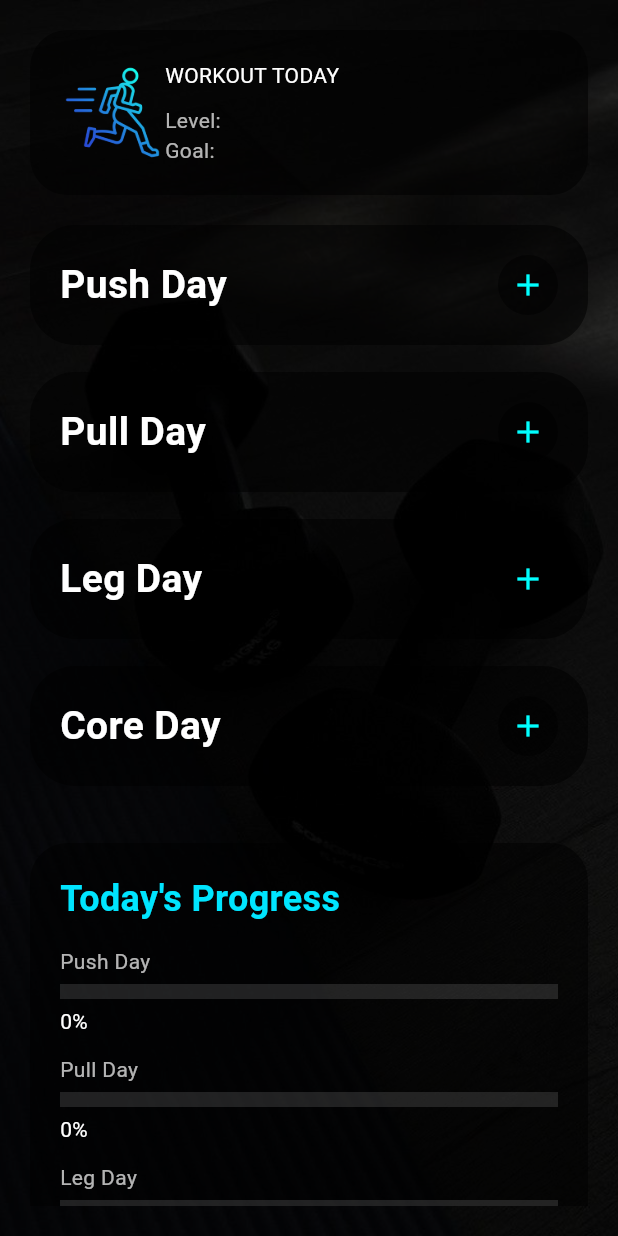
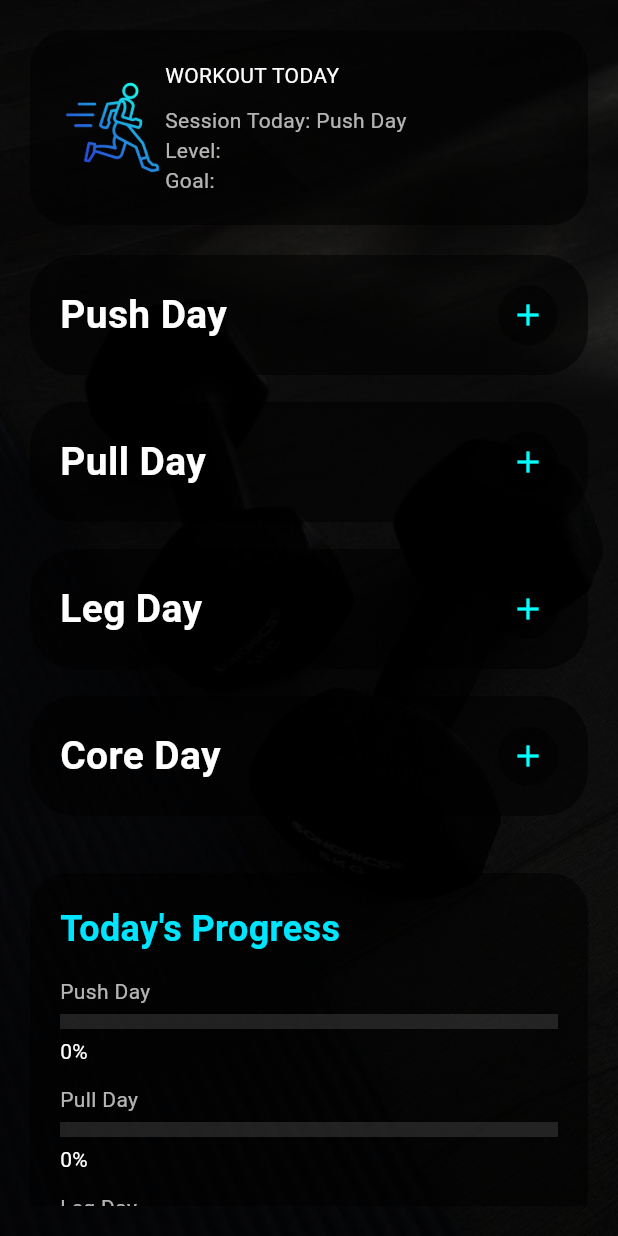
Before and after one commit to francisalkieru-tech/Workout-Tracker, a Flutter app: the Homepage screen opened directly with empty values, on a phone screen of 412 x 824 dp. Run offline on Flutter 3.47's test engine with Material 3 defaults, Android fonts, the phone set to English and light mode, and no system bars.

Commit message:
update homepage.dart

```diff
--- a/lib/Homepage.dart
+++ b/lib/Homepage.dart
@@ -27,10 +27,97 @@ class _HomepageState extends State<Homepage> {
     "Core Day": 0,
   };
 
+  final List<String> weekSchedule = [
+    "Push Day",
+    "Rest",
+    "Pull Day",
+    "Leg Day",
+    "Rest",
+    "Core Day",
+    "Rest"
+  ];
+
+  String getTodayWorkout() {
+    int weekday = DateTime.now().weekday;
+    return weekSchedule[weekday - 1];
+  }
+
   final Map<String, dynamic> workoutData = {
+    "Beginner" : {
+      "Lose Weight" : {
+        "Push Day": [
+        "Push-Ups, 3 sets of 8-10 reps",
+        "Incline Push-Ups, 3 sets of 10 reps",
+        "Shoulder Taps, 3 sets of 20 reps",
+        "Knee Push-Ups, 3 sets of 12 reps",
+        "Arm Circles, 3 sets of 30 secs"
+        ],
+
+        "Pull Day": [
+        "Superman Hold, 3 sets of 20 secs",
+        "Reverse Snow Angels, 3 sets of 10 reps",
+        "Prone Y Raises, 3 sets of 12 reps",
+        "Back Extensions, 3 sets of 10 reps",
+        "Arm Swings, 3 sets of 30 secs"
+        ],
+
+        "Leg Day": [
+        "Bodyweight Squats, 3 sets of 15 reps",
+        "Lunges, 3 sets of 10 each leg",
+        "Jump Squats, 3 sets of 10 reps",
+        "Wall Sit, 3 sets of 30 secs",
+        "Calf Raises, 3 sets of 15 reps"
+        ],
+
+        "Core Day": [
+        "Plank, 3 sets of 30 secs",
+        "Mountain Climbers, 3 sets of 30 secs",
+        "Crunches, 3 sets of 12 reps",
+        "Leg Raises, 3 sets of 10 reps",
+        "Russian Twists, 3 sets of 12 each side"
+        ],
+      },
+
+      "Gain Muscle": {
+        "Push Day": [
+        "Push-Ups, 3 sets of 10-12 reps",
+        "Incline Push-Ups, 3 sets of 10 reps",
+        "Pike Push-Ups, 3 sets of 8 reps",
+        "Diamond Push-Ups, 3 sets of 8 reps",
+        "Shoulder Taps, 3 sets of 20 reps"
+        ],
+
+        "Pull Day": [
+        "Superman Hold, 3 sets of 20 secs",
+        "Back Extensions, 3 sets of 10 reps",
+        "Reverse Snow Angels, 3 sets of 10 reps",
+        "Prone T Raises, 3 sets of 12 reps",
+        "Dead Hang (if available), 3 sets of 15 secs"
+        ],
+
+        "Leg Day": [
+        "Squats, 3 sets of 12-15 reps",
+        "Lunges, 3 sets of 10 each leg",
+        "Glute Bridges, 3 sets of 12 reps",
+        "Wall Sit, 3 sets of 30 secs",
+        "Calf Raises, 3 sets of 15 reps"
+        ],
+
+        "Core Day": [
+        "Plank, 3 sets of 30 secs",
+        "Leg Raises, 3 sets of 10 reps",
+        "Russian Twists, 3 sets of 12 each side",
+        "Heel Touches, 3 sets of 15 reps",
+        "Bicycle Crunches, 3 sets of 12 reps"
+        ],
+      },
+    },
   };
 
   List<String> getWorkout(String sessionName) {
+    if (sessionName == "Rest") {
+      return ["Rest Day - Make some rest"];
+    }
     return workoutData[widget.level]?[widget.goal]?[sessionName] ?? ["No Data"];
   }
 
@@ -141,7 +228,6 @@ class _HomepageState extends State<Homepage> {
               padding: const EdgeInsets.all(20),
               child: Column(
                 children: [
-                  // Top Workout Info Card
                   Container(
                     padding: const EdgeInsets.all(20),
                     decoration: BoxDecoration(
@@ -156,6 +242,7 @@ class _HomepageState extends State<Homepage> {
                           children: [
                             const Text("WORKOUT TODAY", style: TextStyle(color: Colors.white)),
                             const SizedBox(height: 10),
+                            Text("Session Today: ${getTodayWorkout()}", style: const TextStyle( color: Colors.white70)),
                             Text("Level: ${widget.level}", style: const TextStyle(color: Colors.white70)),
                             Text("Goal: ${widget.goal}", style: const TextStyle(color: Colors.white70)),
                           ],
```
